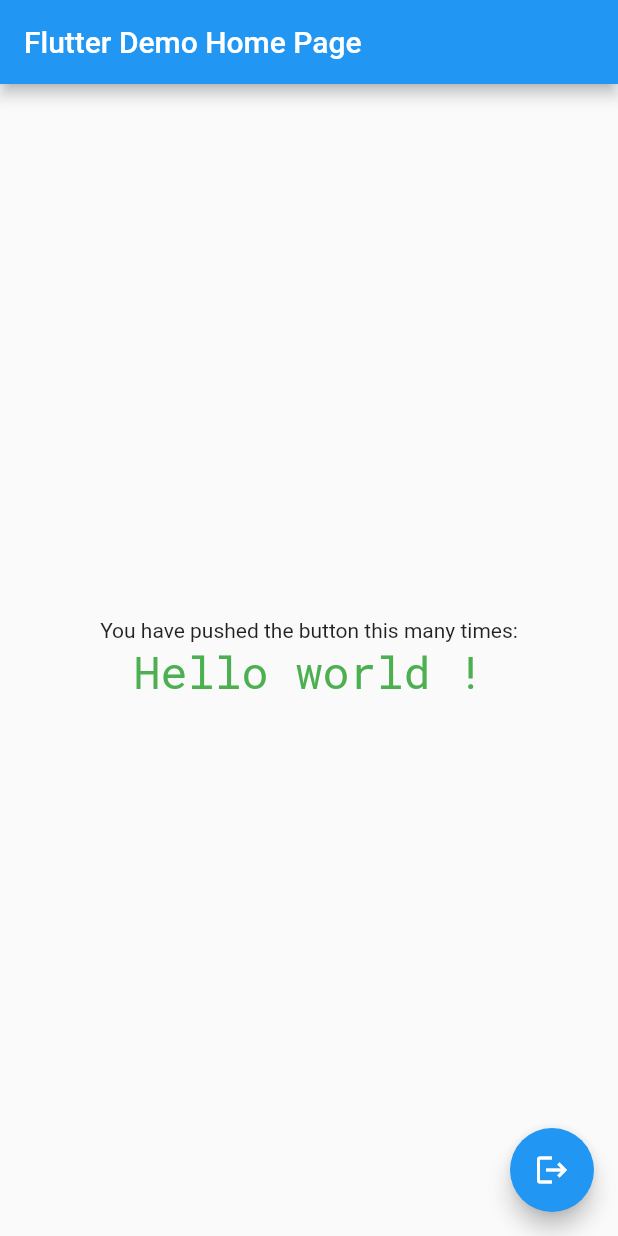
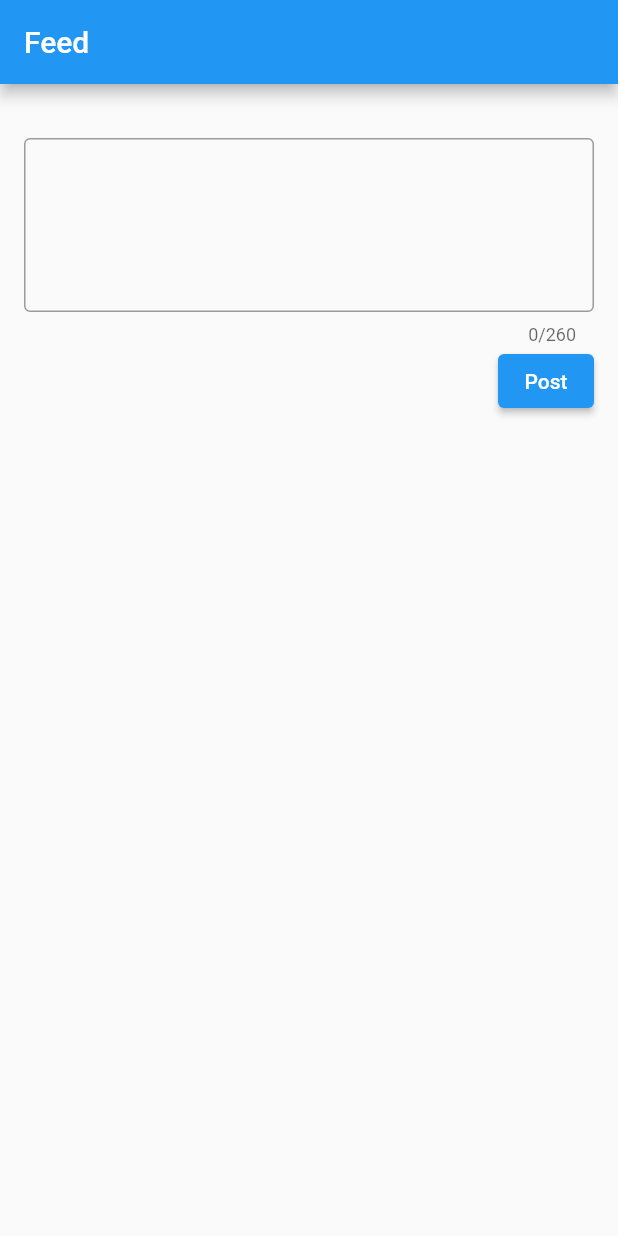
Before and after one commit to erenmalkoc/app-jam-f9, a Flutter app: the screen it shows once a user with an empty profile is signed in, on a phone screen of 412 x 824 dp. Run offline on Flutter 3.47's test engine with Material 2 defaults, Android fonts, the phone set to English and light mode, and no system bars; our stand-ins replace cloud_firestore, firebase_auth, firebase_core, google_fonts; accounts and stored records are empty.

Commit message:
firebase firestore logic

```diff
--- a/lib/firebase/auth.dart
+++ b/lib/firebase/auth.dart
@@ -35,6 +35,10 @@
           .showSnackBar(const SnackBar(content: Text('An error occurred. Please try again later.')));
       return null;
     }
+  }
+
+  Future<UserModel?> getUserData(String uid) {
+    return _users.doc(uid).get().then((value) => UserModel.fromMap(value.data() as Map<String, dynamic>));
   }
 
   User? getCurrentUser() {
--- a/lib/main.dart
+++ b/lib/main.dart
@@ -1,5 +1,6 @@
 import 'package:app_jam_f9/firebase/auth.dart';
 import 'package:app_jam_f9/screens/Register.dart';
+import 'package:app_jam_f9/screens/feed.dart';
 import 'package:app_jam_f9/screens/login.dart';
 import 'package:firebase_auth/firebase_auth.dart';
 import 'package:flutter/material.dart';
@@ -36,7 +37,7 @@
           theme: ThemeData(
             primarySwatch: Colors.blue,
           ),
-          home: snapshot.data != null ? const MyHomePage(title: 'Flutter Demo Home Page') : const Login(),
+          home: snapshot.data != null ? const Feed() : const Login(),
         );
       },
     );
--- /dev/null
+++ b/lib/models/post_model.dart
@@ -0,0 +1,68 @@
+class PostModel {
+  final String text;
+  final String postedById;
+  final String id;
+  final List<String> likedBy;
+  final double likes;
+  final String postedByName;
+  final DateTime createdAt;
+
+  PostModel({
+    required this.text,
+    required this.postedById,
+    required this.id,
+    required this.likedBy,
+    required this.postedByName,
+    required this.createdAt,
+    required this.likes,
+  });
+
+  PostModel copyWith({
+    String? id,
+    String? text,
+    String? postedById,
+    String? postedByName,
+    List<String>? likedBy,
+    double? likes,
+    DateTime? createdAt,
+  }) {
+    return PostModel(
+      id: id ?? this.id,
+      text: text ?? this.text,
+      postedById: postedById ?? this.postedById,
+      postedByName: postedByName ?? this.postedByName,
+      likedBy: likedBy ?? this.likedBy,
+      likes: likes ?? this.likes,
+      createdAt: createdAt ?? this.createdAt,
+    );
+  }
+
+  Map<String, dynamic> toMap() {
+    return {
+      'id': id,
+      'text': text,
+      'postedById': postedById,
+      'postedByName': postedByName,
+      'likedBy': likedBy,
+      'likes': likes,
+      'createdAt': createdAt.millisecondsSinceEpoch,
+    };
+  }
+
+  factory PostModel.fromMap(Map<String, dynamic> map) {
+    return PostModel(
+      id: map['id'] ?? '',
+      text: map['text'] ?? '',
+      postedById: map['postedById'] ?? '',
+      postedByName: map['postedByName'] ?? '',
+      likedBy: List<String>.from(map['likedBy'] ?? []),
+      likes: map['likes'] ?? 0,
+      createdAt: DateTime.fromMillisecondsSinceEpoch(map['createdAt']),
+    );
+  }
+
+  @override
+  String toString() {
+    return 'Post(id: $id, createdAt: $createdAt, text: $text, postedById: $postedById, postedByName: $postedByName, likedBy: $likedBy, likes: $likes)';
+  }
+}
--- /dev/null
+++ b/lib/screens/feed.dart
@@ -0,0 +1,128 @@
+import 'package:app_jam_f9/firebase/auth.dart';
+import 'package:app_jam_f9/firebase/firestore.dart';
+import 'package:app_jam_f9/models/post_model.dart';
+import 'package:flutter/material.dart';
+import 'package:uuid/uuid.dart';
+
+class Feed extends StatefulWidget {
+  const Feed({super.key});
+
+  @override
+  State<Feed> createState() => _FeedState();
+}
+
+class _FeedState extends State<Feed> {
+  final _firestore = FirestoreRepository();
+  final _auth = AuthRepository();
+  final postController = TextEditingController();
+  final GlobalKey<FormState> _formKey = GlobalKey<FormState>();
+  @override
+  Widget build(BuildContext context) {
+    return Scaffold(
+      appBar: AppBar(
+        title: const Text("Feed"),
+      ),
+      body: Padding(
+        padding: const EdgeInsets.all(16),
+        child: Column(
+          children: [
+            const SizedBox(height: 20),
+            Form(
+              key: _formKey,
+              child: TextFormField(
+                controller: postController,
+                validator: (value) {
+                  if (value == null || value.isEmpty) {
+                    return "Please enter some text";
+                  }
+                  if (value.length > 260) {
+                    return "Please enter less than 260 characters";
+                  }
+                  return null;
+                },
+                decoration: const InputDecoration(
+                  border: OutlineInputBorder(),
+                  labelText: "",
+                ),
+                keyboardType: TextInputType.multiline,
+                maxLines: 4,
+                maxLength: 260,
+              ),
+            ),
+            Row(
+              mainAxisAlignment: MainAxisAlignment.end,
+              children: [
+                ElevatedButton(
+                  onPressed: () async {
+                    if (_formKey.currentState!.validate()) {
+                      final user = await _auth.getUserData(_auth.getCurrentUser()!.uid);
+                      final post = PostModel(
+                          text: postController.text,
+                          postedById: user!.uid,
+                          id: const Uuid().v1(),
+                          likedBy: [],
+                          postedByName: user.name,
+                          createdAt: DateTime.now(),
+                          likes: 0);
+
+                      if (context.mounted) {
+                        await _firestore.addPost(post, context);
+                      }
+                      postController.clear();
+                    }
+                  },
+                  child: const Text("Post"),
+                ),
+              ],
+            ),
+            StreamBuilder<List<PostModel>>(
+                stream: _firestore.getMostLikedPosts(),
+                builder: (context, snapshot) {
+                  if (snapshot.hasData) {
+                    return Expanded(
+                      child: ListView.builder(
+                        itemCount: snapshot.data!.length,
+                        itemBuilder: (context, index) {
+                          final post = snapshot.data![index];
+                          return Card(
+                            child: Padding(
+                              padding: const EdgeInsets.all(16),
+                              child: Column(
+                                crossAxisAlignment: CrossAxisAlignment.start,
+                                children: [
+                                  Text(post.postedByName),
+                                  Text(post.text),
+                                  Row(
+                                    mainAxisAlignment: MainAxisAlignment.spaceBetween,
+                                    children: [
+                                      Text("${post.likes.toInt()} likes"),
+                                      ElevatedButton(
+                                        onPressed: () async {
+                                          if (snapshot.data![index].likedBy.contains(_auth.getCurrentUser()!.uid)) {
+                                            _firestore.unlike(post, _auth.getCurrentUser()!.uid, context);
+                                          } else {
+                                            _firestore.like(post, _auth.getCurrentUser()!.uid, context);
+                                          }
+                                        },
+                                        child: const Text("Like"),
+                                      ),
+                                    ],
+                                  ),
+                                ],
+                              ),
+                            ),
+                          );
+                        },
+                      ),
+                    );
+                  } else if (snapshot.hasError) {
+                    return Text("${snapshot.error}");
+                  }
+                  return const Center(child: CircularProgressIndicator());
+                })
+          ],
+        ),
+      ),
+    );
+  }
+}
--- a/pubspec.yaml
+++ b/pubspec.yaml
@@ -42,6 +42,7 @@
   firebase_core: ^2.9.0
   firebase_auth: ^4.4.0
   cloud_firestore: ^4.5.0
+  uuid: ^3.0.7
 
 
 dev_dependencies:
```
Also changed, not shown: lib/firebase/firestore.dart (added, +79 -0 lines), pubspec.lock.
